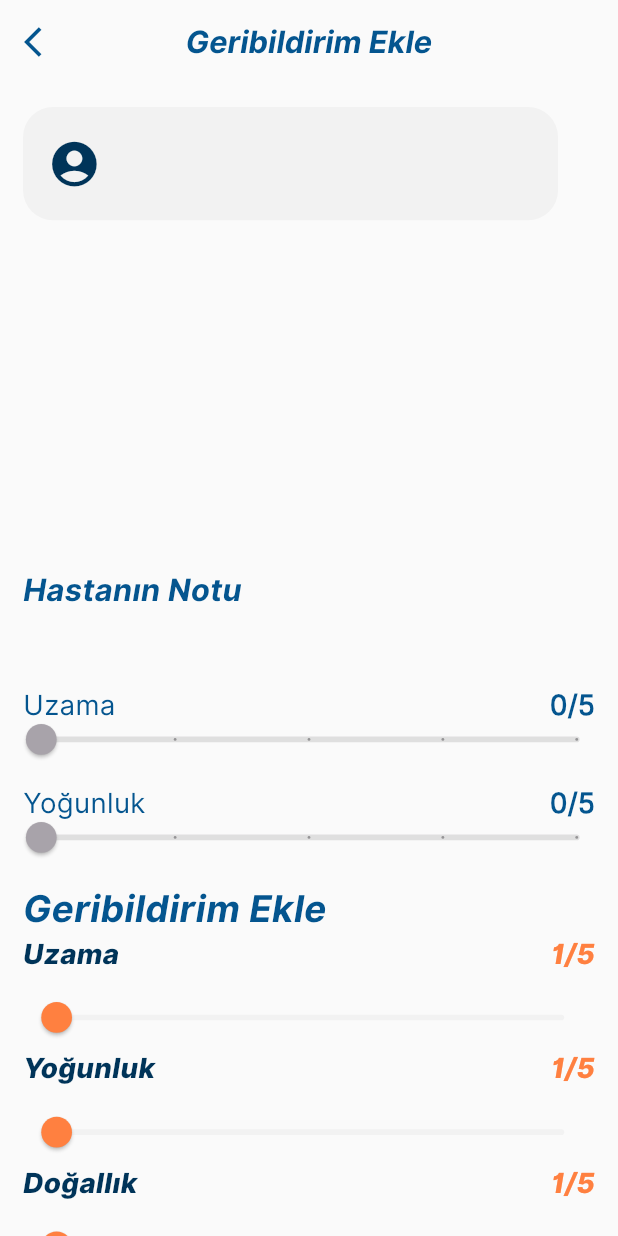
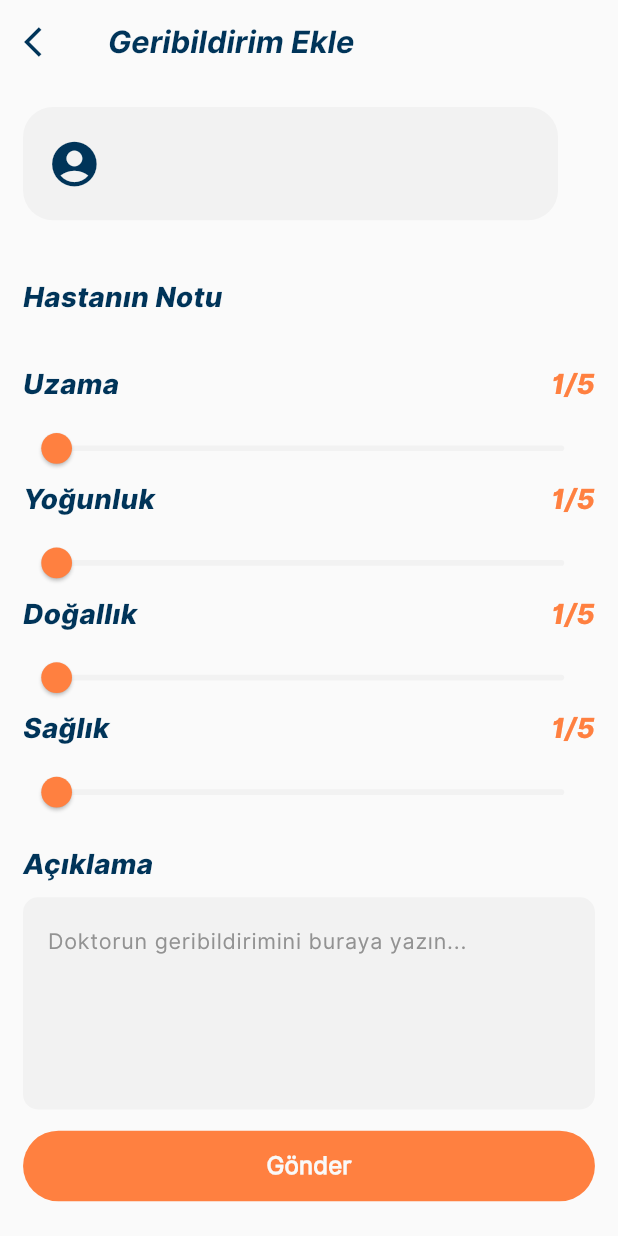
Before and after one commit to ilknurtulgar/hairTech, a Flutter app: the DoctorReviewSubmitView screen opened directly with empty values, on a phone screen of 412 x 824 dp. Run offline on Flutter 3.47's test engine with Material 3 defaults, Android fonts, the light colour scheme and no system bars; our stand-ins replace camera, cloud_firestore, firebase_auth, firebase_core, firebase_storage, fl_chart and 4 more; missing offline and left inert: google_mlkit_face_detection, google_mlkit_pose_detection; accounts and stored records are empty.

Commit message:
some files edited

```diff
--- a/lib/core/base/components/image_container.dart
+++ b/lib/core/base/components/image_container.dart
@@ -18,7 +18,7 @@ class ImageContainer extends StatelessWidget {
   @override
   Widget build(BuildContext context) {
     final dimension = size == ImageContainerSize.big
-        ? SizeConfig.responsiveWidth(106)
+        ? SizeConfig.responsiveWidth(100)
         : SizeConfig.responsiveWidth(60);
 
     return GestureDetector(
--- a/lib/core/base/components/info_card.dart
+++ b/lib/core/base/components/info_card.dart
@@ -46,9 +46,9 @@ class InfoCard extends StatelessWidget {
               Icon(
                 icon,
                 color: AppColors.darker,
-                size: SizeConfig.responsiveWidth(20),
+                size: SizeConfig.responsiveWidth(15),
               ),
-              SizedBox(width: SizeConfig.responsiveWidth(8)),
+              SizedBox(width: SizeConfig.responsiveWidth(4)),
               Expanded(
                 child: Text(
                   text,
--- a/lib/core/base/controllers/patient_home_controller.dart
+++ b/lib/core/base/controllers/patient_home_controller.dart
@@ -44,6 +44,10 @@ class PatientHomeController extends GetxController {
     _updatesSubscription = _db.getPatientUpdates(patientUid).listen((data) {
       _patientUpdates.value = data;
       _isLoadingUpdates.value = false;
+
+      print(patientUid);
+
+
     }, onError: (e) {
       print("Error in updates stream: $e");
       _isLoadingUpdates.value = false;
--- a/lib/core/base/util/const_texts.dart
+++ b/lib/core/base/util/const_texts.dart
@@ -68,7 +68,7 @@ class ConstTexts {
   static const String reviewAnswersButtonText = 'Yanıtları İncele';
 
   static const String welcomeBack = "Hoş geldin,";
-  static const String nextPhotoUpload = "Sıradaki fotoğraf yükleme tarihin:";
+  static const String nextPhotoUpload = "Fotoğraf yükleme tarihin:";
   static const String callDoctor = "Doktorunu aramak için tıkla.";
   static const String activeAppointment = "Aktif Randevu";
   static const String lastReviewsFromDoctor = "Doktorundan Son Geribildirimler";
--- a/lib/views/appointment_view.dart
+++ b/lib/views/appointment_view.dart
@@ -125,8 +125,7 @@ class _AppointmentViewState extends State<AppointmentView> {
                               } else {
                                 selectedDoctor = doctor;
                                 selectedDateIndex = null;
-                                // Ayrıca ekrana da göster
-                                Get.snackbar('Seçilen Doktor', 'uid: ${doctor.uid}');
+
                               }
                             });
                           }
--- a/lib/views/doctor_review_submit_view.dart
+++ b/lib/views/doctor_review_submit_view.dart
@@ -31,6 +31,7 @@ class _EvaluationDisplay extends StatelessWidget {
   Widget build(BuildContext context) {
     return Column(
       crossAxisAlignment: CrossAxisAlignment.start,
+
       children: [
         SizedBox(height: SizeConfig.responsiveHeight(20)),
         Row(
@@ -79,7 +80,7 @@ class _EvaluationDisplay extends StatelessWidget {
   }
 }
 
-class DoctorReviewSubmitView extends GetView<DoctorReviewSubmitController> {
+class DoctorReviewSubmitView extends StatelessWidget {
 
   final ReviewSubmissionData initialData;
 
@@ -91,14 +92,12 @@ class DoctorReviewSubmitView extends GetView<DoctorReviewSubmitController> {
   @override
   Widget build(BuildContext context) {
     SizeConfig.init(context);
-
     final String uniqueTag = initialData.patientId;
-
-    if (!Get.isRegistered<DoctorReviewSubmitController>(tag: uniqueTag)) {
-      Get.put(DoctorReviewSubmitController(initialData: initialData), tag: uniqueTag);
-    }
-
-    final controller = Get.find<DoctorReviewSubmitController>(tag: uniqueTag);
+   // final controller = Get.find<DoctorReviewSubmitController>(tag: uniqueTag);
+     final controller = Get.put(
+      DoctorReviewSubmitController(initialData: initialData),
+      tag: uniqueTag,
+    );
 
     return Scaffold(
       backgroundColor: AppColors.background,
@@ -106,9 +105,8 @@ class DoctorReviewSubmitView extends GetView<DoctorReviewSubmitController> {
         backgroundColor: AppColors.background,
         elevation: 0,
         leading: IconButton(
-          icon: Icon(Icons.arrow_back_ios, color: AppColors.dark),
+          icon: Icon(Icons.arrow_back_ios, color: AppColors.darker),
           onPressed: () {
-            Get.delete<DoctorReviewSubmitController>(tag: uniqueTag);
             Get.back();
           },
         ),
@@ -117,92 +115,85 @@ class DoctorReviewSubmitView extends GetView<DoctorReviewSubmitController> {
           style: TextUtility.getStyle(
             fontSize: SizeConfig.responsiveWidth(20),
             fontWeight: FontWeight.bold,
-            color: AppColors.dark,
+            color: AppColors.darker,
           ),
+
         ),
-        centerTitle: true,
+        centerTitle: false,
       ),
       body: SingleChildScrollView(
         padding: ResponsePadding.page(),
         child: Column(
           crossAxisAlignment: CrossAxisAlignment.start,
           children: [
-            // --- 1. Patient Info Header ---
             PersonInfoContainer(
               title: controller.initialData.name,
               subtitle: controller.initialData.ageInfo,
-              onTap: () {},
             ),
 
             SizedBox(height: SizeConfig.responsiveHeight(20)),
 
-            // --- 2. Image Grid ---
-            SizedBox(
-              height: SizeConfig.responsiveWidth(180),
-              child: GridView.builder(
-                    shrinkWrap: true,
-                    physics: const NeverScrollableScrollPhysics(),
-                    itemCount: controller.initialData.imageUrls.length > 4 ? 4 : controller.initialData.imageUrls.length,
-                    gridDelegate: SliverGridDelegateWithFixedCrossAxisCount(
-                      crossAxisCount: 2,
-                      crossAxisSpacing: SizeConfig.responsiveWidth(10),
-                      mainAxisSpacing: SizeConfig.responsiveHeight(10),
-                      childAspectRatio: 1.0,
-                    ),
-                    itemBuilder: (context, index) {
-                      return ImageContainer(
-                        imageUrl: controller.initialData.imageUrls[index],
-                        size: ImageContainerSize.big,
-                      );
-                    },
-                  ),
-            ),
+           Column(
+            children: [
+              if (controller.initialData.imageUrls.isNotEmpty)
+                Row(
+                  children: controller.initialData.imageUrls
+                      .take(3)
+                      .map((url) => Expanded(
+                            child: Padding(
+                              padding: EdgeInsets.all(SizeConfig.responsiveWidth(2)),
+                              child: ImageContainer(
+                                imageUrl: url,
+                                size: ImageContainerSize.big,
+                              ),
+                            ),
+                          ))
+                      .toList(),
+                ),
+              SizedBox(height: SizeConfig.responsiveHeight(5)),
 
-            SizedBox(height: SizeConfig.responsiveHeight(30)),
+              if (controller.initialData.imageUrls.length > 3)
+                Row(
+                  children: [
+                    ...controller.initialData.imageUrls
+                        .skip(3)
+                        .take(2)
+                        .map((url) => Expanded(
+                              child: Padding(
+                                padding: EdgeInsets.all(SizeConfig.responsiveWidth(2)),
+                                child: ImageContainer(
+                                  imageUrl: url,
+                                  size: ImageContainerSize.big,
+                                ),
+                              ),
+                            )),
 
-            // --- 3. Hastanın Notu (Patient's Note) ---
+                    if (controller.initialData.imageUrls.length == 5) Expanded(child: SizedBox()),
+                    if (controller.initialData.imageUrls.length == 4)
+                      Expanded(child: SizedBox()),
+                  ],
+                ),
+            ],
+          ),
+            SizedBox(height: SizeConfig.responsiveHeight(15)),
             Text(
               'Hastanın Notu',
               style: TextUtility.getStyle(
-                fontSize: SizeConfig.responsiveWidth(20),
-                fontWeight: FontWeight.w700,
-                color: AppColors.dark,
+                fontSize: SizeConfig.responsiveWidth(18),
+                fontWeight: FontWeight.w800,
+                color: AppColors.darker,
               ),
             ),
             SizedBox(height: SizeConfig.responsiveHeight(10)),
             Text(
               controller.initialData.patientNote,
               style: TextUtility.getStyle(
-                fontSize: SizeConfig.responsiveWidth(14),
+                fontSize: SizeConfig.responsiveWidth(16),
                 fontWeight: FontWeight.w400,
-                color: AppColors.dark,
+                color: AppColors.darker,
               ),
               maxLines: 4,
               overflow: TextOverflow.ellipsis,
-            ),
-
-            // ⭐️ 4. Patient Self-Evaluation (Read-Only) ⭐️
-            Obx(() => _EvaluationDisplay(
-                label: 'Uzama',
-                value: controller.patientGrowthRating.value,
-                max: 5.0,
-            )),
-            Obx(() => _EvaluationDisplay(
-                label: 'Yoğunluk',
-                value: controller.patientDensityRating.value,
-                max: 5.0,
-            )),
-
-            SizedBox(height: SizeConfig.responsiveHeight(20)),
-
-            // --- 5. Doctor's Review Sliders (Editable) ---
-            Text(
-              'Geribildirim Ekle',
-              style: TextUtility.getStyle(
-                fontSize: SizeConfig.responsiveWidth(24),
-                fontWeight: FontWeight.w700,
-                color: AppColors.dark,
-              ),
             ),
 
             // ⭐️ Editable Sliders using EvaluationBar ⭐️
@@ -227,22 +218,21 @@ class DoctorReviewSubmitView extends GetView<DoctorReviewSubmitController> {
               onValueChanged: controller.updateHealthRating,
             )),
 
-            SizedBox(height: SizeConfig.responsiveHeight(30)),
+            SizedBox(height: SizeConfig.responsiveHeight(15)),
 
-            // --- 6. Açıklama (Doctor's Description/Feedback) ---
             Text(
               'Açıklama',
               style: TextUtility.getStyle(
-                fontSize: SizeConfig.responsiveWidth(20),
-                fontWeight: FontWeight.w700,
-                color: AppColors.dark,
+                fontSize: SizeConfig.responsiveWidth(18),
+                fontWeight: FontWeight.w800,
+                color: AppColors.darker,
               ),
             ),
             SizedBox(height: SizeConfig.responsiveHeight(10)),
             Container(
               height: SizeConfig.responsiveHeight(150),
               decoration: BoxDecoration(
-                color: AppColors.white,
+                color: AppColors.lightgray,
                 borderRadius: BorderRadius.circular(10),
                 border: Border.all(color: AppColors.lightgray, width: 1),
               ),
@@ -263,9 +253,8 @@ class DoctorReviewSubmitView extends GetView<DoctorReviewSubmitController> {
               ),
             ),
 
-            SizedBox(height: SizeConfig.responsiveHeight(30)),
+            SizedBox(height: SizeConfig.responsiveHeight(15)),
 
-            // --- 7. Gönder (Submit) Button ---
             Button(
               text: 'Gönder',
               onTap: controller.submitReview,
@@ -273,7 +262,7 @@ class DoctorReviewSubmitView extends GetView<DoctorReviewSubmitController> {
               textColor: AppColors.white,
               buttonHeight: SizeConfig.responsiveHeight(50),
             ),
-            SizedBox(height: SizeConfig.responsiveHeight(40)),
+            SizedBox(height: SizeConfig.responsiveHeight(15)),
           ],
         ),
       ),
--- a/lib/views/get_started_view.dart
+++ b/lib/views/get_started_view.dart
@@ -33,7 +33,7 @@ class GetStartedView extends StatelessWidget {
             crossAxisAlignment: CrossAxisAlignment.stretch,
             children: [
               Image.asset(
-                ImageUtility.logo,
+                ImageUtility.logoDark,
                 height: 80,
               ),
               const SizedBox(height: 48),
@@ -56,7 +56,7 @@ class GetStartedView extends StatelessWidget {
               Button(
                 text: ConstTexts.registeredPatientLoginButtonText,
                 onTap: () {
-                  Get.to(() => const PatientLoginView());
+                  Get.to(() => PatientLoginView());
                 },
                 backgroundColor: AppColors.primary,
                 textColor: AppColors.white,
--- a/lib/views/patient_signup_view.dart
+++ b/lib/views/patient_signup_view.dart
@@ -55,7 +55,6 @@ class PatientSignUpView extends StatelessWidget {
       );
 
       if (result is User) {
-        // Success! AuthController will handle the redirect.
         print("Signup Success! User ID: ${result.uid}");
         isLoading.value = false;
         Get.offAll(() => AppointmentView(
```
Also changed, not shown: lib/core/base/components/patient_process_container.dart (+8 -5 lines), lib/core/base/controllers/doctor_home_controller.dart (+8 -16 lines), lib/core/base/util/app_bindings.dart (+3 -4 lines), lib/views/doctor_home_view.dart (+13 -30 lines), lib/views/patient_home_view.dart (+18 -13 lines), lib/views/patient_process_view.dart (+5 -12 lines).
